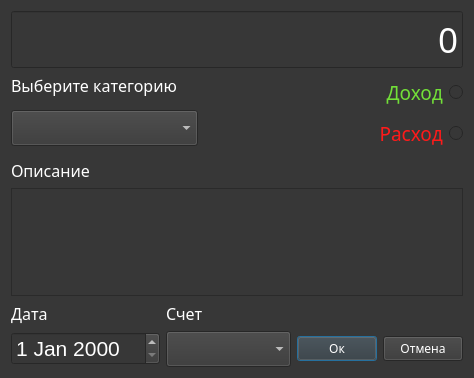
First picture: the form in ui/dialogs/transaction_add.ui, repository Protocs/OkayMoney, before the edit.
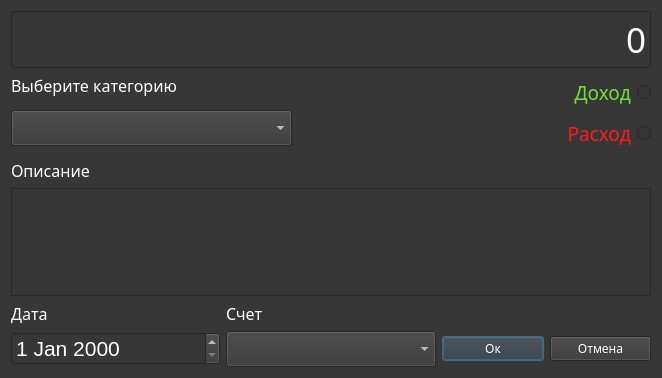
Second picture: the form after the edit. Icons and pictures are not drawn.

Commit message: Окно добавления транзакции увеличено по ширине

The edit to the form file:
```diff
--- a/ui/dialogs/transaction_add.ui
+++ b/ui/dialogs/transaction_add.ui
@@ -6,7 +6,7 @@
    <rect>
     <x>0</x>
     <y>0</y>
-    <width>474</width>
+    <width>662</width>
     <height>378</height>
    </rect>
   </property>
@@ -83,6 +83,12 @@
         <layout class="QHBoxLayout" name="horizontalLayout_2">
          <item>
           <widget class="QComboBox" name="categories_box">
+           <property name="minimumSize">
+            <size>
+             <width>275</width>
+             <height>20</height>
+            </size>
+           </property>
            <property name="styleSheet">
             <string notr="true">color: rgb(255, 255, 255);</string>
            </property>
```
